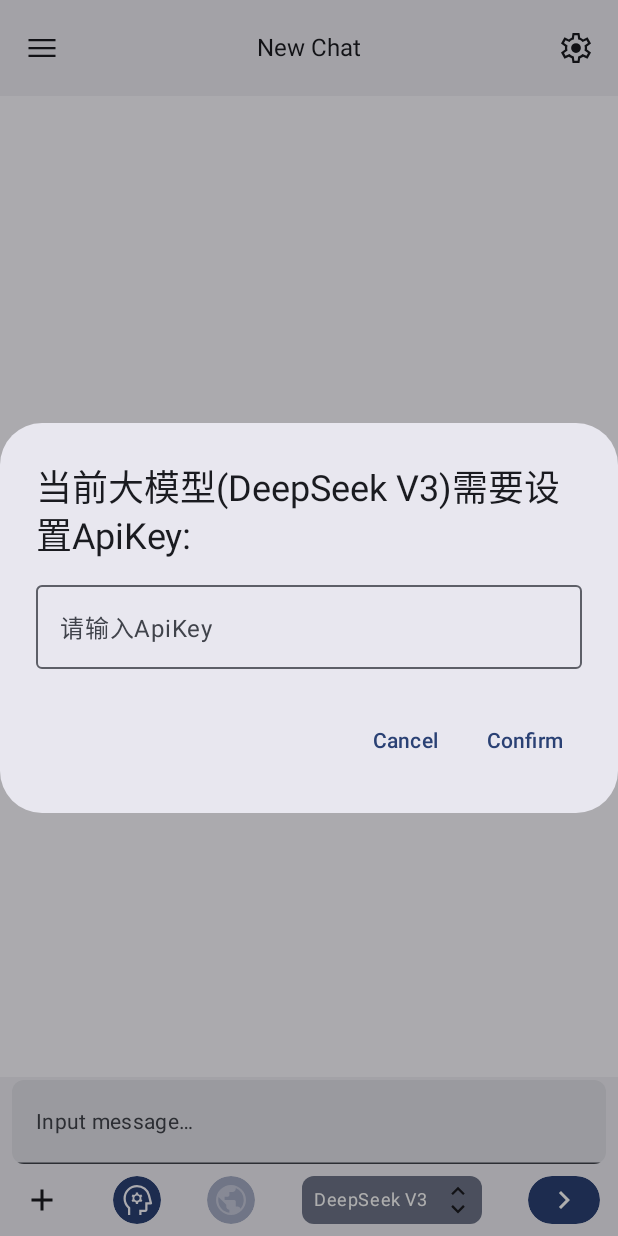
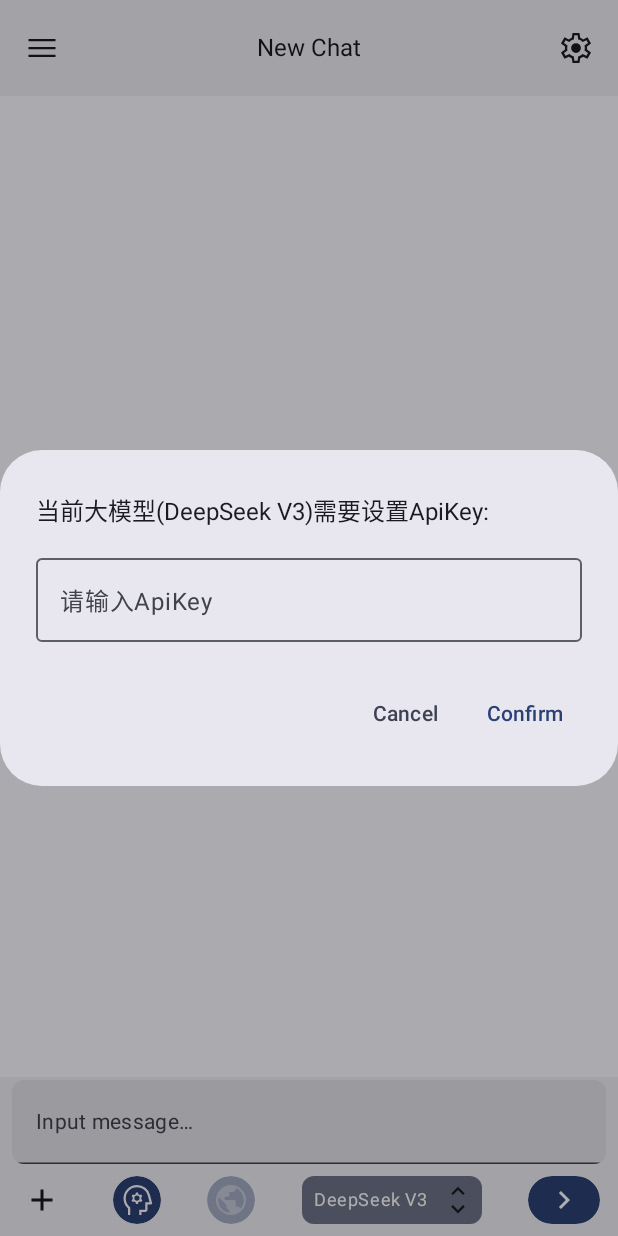
Before and after one commit to SwallowJoe/Lonicera, an Android app built with Jetpack Compose: the ChatUI screen opened through its navigation route, on a phone screen of 412 x 824 dp. Run offline under Robolectric (Android 15) with nearby library versions, the phone set to English and light mode, and no system bars; our stand-ins replace Room's generated code; libraries missing offline, so code that uses them is left out: dev.jeziellago.compose; Roboto replaces fonts that are not available here; 1 statement that could not run was skipped.

Commit message:
UI modify

```diff
--- a/app/src/main/java/com/android/lonicera/components/chat/ui/ChatUI.kt
+++ b/app/src/main/java/com/android/lonicera/components/chat/ui/ChatUI.kt
@@ -1,6 +1,7 @@
 package com.android.lonicera.components.chat.ui
 
 import androidx.compose.animation.AnimatedVisibility
+import androidx.compose.animation.core.tween
 import androidx.compose.animation.fadeIn
 import androidx.compose.animation.fadeOut
 import androidx.compose.foundation.background
@@ -49,6 +50,7 @@ import androidx.compose.ui.unit.dp
 import androidx.compose.ui.unit.sp
 import androidx.compose.ui.window.Dialog
 import androidx.compose.ui.window.DialogProperties
+import androidx.compose.ui.window.Popup
 import androidx.navigation.NavHostController
 import com.android.lonicera.R
 import com.android.lonicera.base.DefaultCoroutineDispatcherProvider
@@ -64,6 +66,8 @@ import kotlinx.coroutines.delay
 @Composable
 fun ChatUI(navHostController: NavHostController, chatViewModel: ChatViewModel) {
     var showChatSettings by remember { mutableStateOf(false) }
+    var showApiKeyDialog by remember { mutableStateOf(false) }
+
     StateEffectScaffold(
         viewModel = chatViewModel,
         initialState = chatViewModel.getInitChatUIState(),
@@ -90,7 +94,7 @@ fun ChatUI(navHostController: NavHostController, chatViewModel: ChatViewModel) {
                         title = {
                             Text(
                                 text = state.chatEntity.title,
-                                fontSize = 16.sp,
+                                fontSize = MaterialTheme.typography.titleMedium.fontSize,
                                 color = MaterialTheme.colorScheme.onSurface
                             )
                         },
@@ -136,6 +140,13 @@ fun ChatUI(navHostController: NavHostController, chatViewModel: ChatViewModel) {
                     }
                 }
 
+                LaunchedEffect(state.chatConfig.apiKey) {
+                    if (state.chatConfig.apiKey.isEmpty()) {
+                        delay(1000)
+                        showApiKeyDialog = true
+                    }
+                }
+
                 Column(
                     modifier = Modifier
                         .fillMaxSize()
@@ -170,35 +181,34 @@ fun ChatUI(navHostController: NavHostController, chatViewModel: ChatViewModel) {
                         }
                     }
 
-                    if (state.isLoading) {
-                        Dialog(
-                            onDismissRequest = {},
-                            properties = DialogProperties(
-                                dismissOnBackPress = false,
-                                dismissOnClickOutside = false
-                            )
+                    Popup {
+                        AnimatedVisibility(
+                            visible = state.isLoading,
+                            enter = fadeIn(animationSpec = tween(durationMillis = 100)),
+                            exit = fadeOut(animationSpec = tween(durationMillis = 350))
                         ) {
                             Column(
                                 modifier = Modifier
-                                    .fillMaxSize(),
+                                    .fillMaxSize()
+                                    .background(MaterialTheme.colorScheme.surfaceDim.copy(alpha = 0.45f))
+                                    .padding(16.dp),
                                 verticalArrangement = Arrangement.Center,
                                 horizontalAlignment = Alignment.CenterHorizontally
                             ) {
-                                AnimatedVisibility(
-                                    visible = state.isLoading,
-                                    enter = fadeIn(),
-                                    exit = fadeOut()
-                                ) {
-                                    CircularProgressIndicator(
-                                        modifier = Modifier
-                                            .size(48.dp)
-                                    )
-                                }
+                                CircularProgressIndicator(
+                                    modifier = Modifier
+                                        .size(48.dp),
+                                    color = MaterialTheme.colorScheme.primary,
+                                    strokeWidth = 2.dp,
+                                    trackColor = MaterialTheme.colorScheme.surfaceVariant,
+                                )
                                 Text(
                                     text = stringResource(R.string.loading),
-                                    fontSize = 18.sp,
-                                    modifier = Modifier
-                                        .padding(top = 12.dp)
+                                    color = MaterialTheme.colorScheme.primary,
+                                    fontSize = MaterialTheme.typography.bodyMedium.fontSize,
+                                    fontWeight = MaterialTheme.typography.bodyMedium.fontWeight,
+                                    fontStyle = MaterialTheme.typography.bodyMedium.fontStyle,
+                                    modifier = Modifier.padding(top = 8.dp)
                                 )
                             }
                         }
@@ -235,7 +245,7 @@ fun ChatUI(navHostController: NavHostController, chatViewModel: ChatViewModel) {
                     }
                 }
 
-                if (state.chatConfig.apiKey.isEmpty()) {
+                if (showApiKeyDialog) {
                     ApiKeyDialog(
                         model = state.chatConfig.model,
                         initialApiKey = state.chatConfig.apiKey,
@@ -265,7 +275,11 @@ private fun ApiKeyDialog(
     AlertDialog(
         onDismissRequest = onCancel,
         title = {
-            Text(text = "当前大模型(${model.nickName})需要设置ApiKey:")
+            Text(
+                text = "当前大模型(${model.nickName})需要设置ApiKey:",
+                fontSize = MaterialTheme.typography.titleMedium.fontSize,
+                fontStyle = MaterialTheme.typography.titleMedium.fontStyle,
+            )
         },
         text = {
             Column {
@@ -279,12 +293,22 @@ private fun ApiKeyDialog(
         },
         confirmButton = {
             TextButton(onClick = { onConfirm(apiKey) }) {
-                Text(stringResource(R.string.confirm))
+                Text(
+                    text = stringResource(R.string.confirm),
+                    fontSize = MaterialTheme.typography.bodyMedium.fontSize,
+                    fontStyle = MaterialTheme.typography.bodyMedium.fontStyle,
+                    color = MaterialTheme.colorScheme.primary
+                )
             }
         },
         dismissButton = {
             TextButton(onClick = onCancel) {
-                Text(stringResource(R.string.cancel))
+                Text(
+                    text = stringResource(R.string.cancel),
+                    fontSize = MaterialTheme.typography.bodyMedium.fontSize,
+                    fontStyle = MaterialTheme.typography.bodyMedium.fontStyle,
+                    color = MaterialTheme.colorScheme.secondary
+                )
             }
         }
     )
--- a/app/src/main/java/com/android/lonicera/components/widget/AnchoredPopup.kt
+++ b/app/src/main/java/com/android/lonicera/components/widget/AnchoredPopup.kt
@@ -35,7 +35,6 @@ import androidx.compose.ui.unit.IntSize
 import androidx.compose.ui.unit.dp
 import androidx.compose.ui.window.Popup
 import androidx.compose.ui.window.PopupProperties
-import com.llmsdk.log.ALog
 import kotlin.math.roundToInt
 
 @Composable
@@ -113,14 +112,14 @@ fun AnchoredPopup(
                 spacing = spacingPx
             )
         }
-        ALog.d(
+/*        ALog.d(
             "AnchoredPopup", "adjustedPopupPosition: $adjustedPopupPosition, "
                     + "anchorPosition: $anchorPosition, "
                     + "anchorSize: $anchorSize, "
                     + "popupSize: $popupSize, "
                     + "screenWidthPx: $screenWidthPx, "
                     + "screenHeightPx: $screenHeightPx"
-        )
+        )*/
         Popup(
             onDismissRequest = onPopupDismissRequested,
             // alignment = Alignment.TopStart,
@@ -229,7 +228,7 @@ private fun processPosition(
             }
         }
     }
-    ALog.d("AnchoredPopup", "processPosition: "
+/*    ALog.d("AnchoredPopup", "processPosition: "
         + "position: $position, "
         + "baseX: $baseX, "
         + "baseY: $baseY, "
@@ -239,7 +238,7 @@ private fun processPosition(
         + "popupSize: $popupSize, "
         + "screenWidth: $screenWidth, "
         + "screenHeight: $screenHeight"
-    )
+    )*/
     return position
 }
 
```
